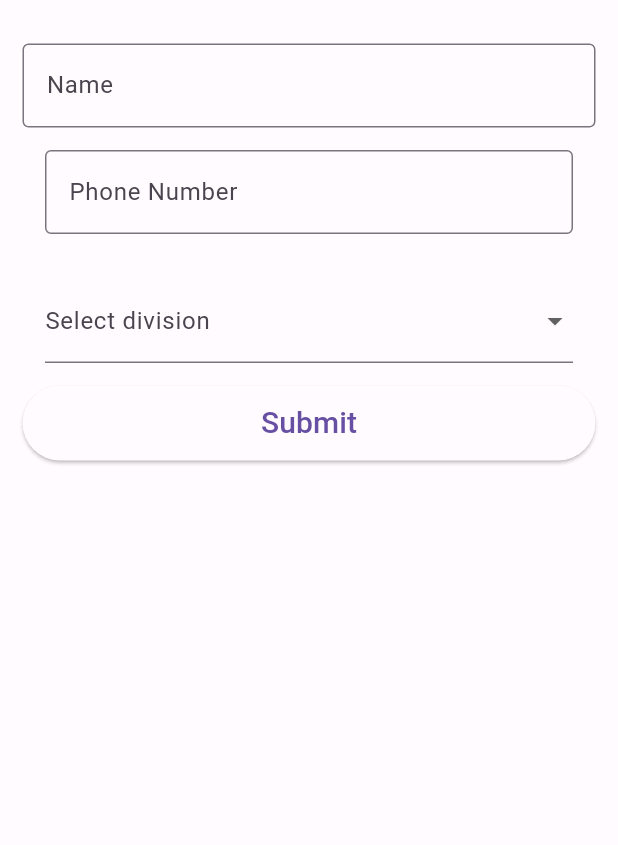
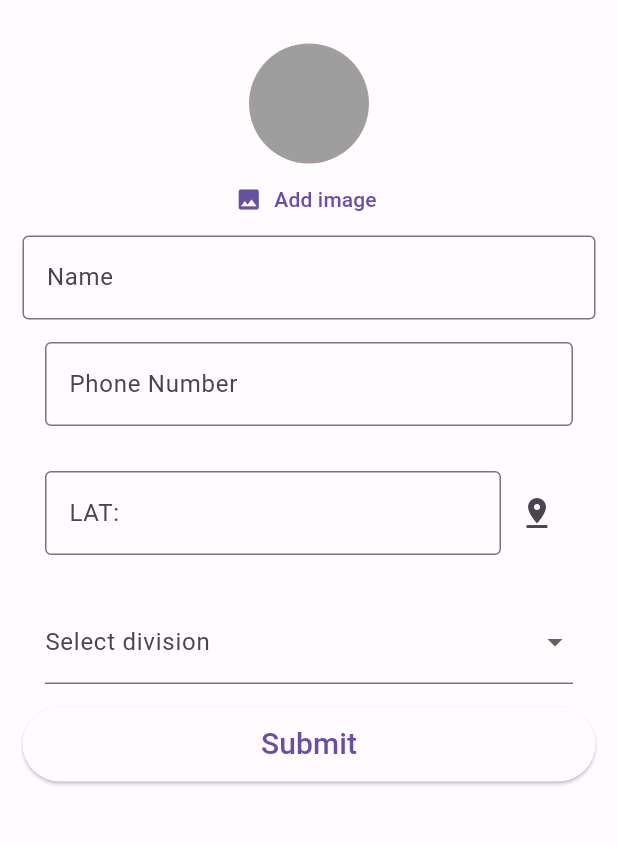
Before and after one commit to ArunKuleri/getx, a Flutter app: the Adduser screen opened by its route, on a phone screen of 412 x 824 dp, the part 63-908 px from its top. Run offline on Flutter 3.47's test engine with Material 2 defaults, Android fonts, the phone set to English and light mode, and no system bars; our stand-ins replace cloud_firestore, country_picker, firebase_auth, firebase_core, geocoding, geolocator and 4 more; accounts and stored records are empty.

Commit message:
bug fixed

```diff
--- a/lib/main.dart
+++ b/lib/main.dart
@@ -43,7 +43,7 @@ class MyApp extends StatelessWidget {
       getPages: [
         GetPage(name: '/', page: () => LoginPage()),
         GetPage(name: '/Dashboard', page: () => const Dashboard()),
-        GetPage(name: '/add', page: () => const Adduser()),
+        GetPage(name: '/add', page: () => Adduser()),
         GetPage(name: '/editStudent', page: () => const editStudent()),
         GetPage(name: '/update', page: () => const UpdateUser()),
       ],
--- a/lib/view/addStudent/add.dart
+++ b/lib/view/addStudent/add.dart
@@ -1,30 +1,35 @@
 import 'package:cloud_firestore/cloud_firestore.dart';
 import 'package:flutter/material.dart';
 import 'package:flutter_application_1/controller/todo_controller/add_user_controller/add_user_controler.dart';
+import 'package:flutter_application_1/widgets/image_picker.dart';
 import 'package:get/get.dart';
+import 'package:flutter_application_1/controller/Loction/place_location.dart';
 
-class Adduser extends StatefulWidget {
-  const Adduser({super.key});
-  @override
-  State<Adduser> createState() => _AddUserState();
-}
+class Adduser extends StatelessWidget {
+  Adduser({super.key});
+  final PlaceLocation placeLocation = Get.put(PlaceLocation());
 
-class _AddUserState extends State<Adduser> {
   final division = ['A', 'B', 'C', 'D', 'E'];
+  GlobalKey<FormState> formKey = GlobalKey<FormState>();
+
   String? selecteddivision;
+
   final CollectionReference student =
       FirebaseFirestore.instance.collection('student');
+
   TextEditingController studentName = TextEditingController();
+
   TextEditingController studentPhone = TextEditingController();
+
   final AddUserontroller addUserontroller = Get.put(AddUserontroller());
-  // void addStudent() {
-  //   final data = {
-  //     'name': studentName.text,
-  //     'phone number': studentPhone.text,
-  //     'division': selecteddivision
-  //   };
-  //   student.add(data);
-  // }
+  void addStudent() {
+    final data = {
+      'name': studentName.text,
+      'phone number': studentPhone.text,
+      'division': selecteddivision
+    };
+    student.add(data);
+  }
 
   @override
   Widget build(BuildContext context) {
@@ -32,10 +37,14 @@ class _AddUserState extends State<Adduser> {
       appBar: AppBar(
         title: const Text("Add Users"),
       ),
-      body: Padding(
+      body: SingleChildScrollView(
+        child: Padding(
           padding: const EdgeInsets.all(15.0),
+          child: Form(
+            key: formKey,
             child: Column(
               children: [
+                UserImagePicker(),
                 TextField(
                   controller: studentName,
                   decoration: const InputDecoration(
@@ -47,8 +56,32 @@ class _AddUserState extends State<Adduser> {
                     controller: studentPhone,
                     keyboardType: TextInputType.number,
                     decoration: const InputDecoration(
-                    border: OutlineInputBorder(), label: Text("Phone Number")),
+                        border: OutlineInputBorder(),
+                        label: Text("Phone Number")),
                   ),
+                ),
+                Padding(
+                  padding: const EdgeInsets.all(15.0),
+                  child: Row(children: [
+                    Expanded(
+                      child: TextField(
+                        controller: placeLocation.studentPhone,
+                        keyboardType: TextInputType.number,
+                        decoration: InputDecoration(
+                          border: OutlineInputBorder(),
+                          label: Text(
+                            "LAT: ${placeLocation.currentPosition?.latitude ?? ""}",
+                            semanticsLabel:
+                                "LNG:${placeLocation.currentPosition?.longitude ?? ""}",
+                          ),
+                        ),
+                      ),
+                    ),
+                    IconButton(
+                      onPressed: () => placeLocation.getCurrentPosition(),
+                      icon: const Icon(Icons.pin_drop),
+                    )
+                  ]),
                 ),
                 Padding(
                   padding: const EdgeInsets.all(15.0),
@@ -67,8 +100,8 @@ class _AddUserState extends State<Adduser> {
                 ),
                 ElevatedButton(
                   onPressed: () {
-                addUserontroller.addStudent(
-                    studentName, studentPhone, division);
+                    addStudent();
+                    formKey.currentState!.reset();
 
                     Get.back();
                   },
@@ -83,6 +116,8 @@ class _AddUserState extends State<Adduser> {
               ],
             ),
           ),
+        ),
+      ),
     );
   }
 }
--- a/lib/view/addStudent/addstudent.dart
+++ b/lib/view/addStudent/addstudent.dart
@@ -27,7 +27,7 @@ class _AddStudentState extends State<AddStudent> {
           Navigator.push(
               context,
               MaterialPageRoute(
-                builder: (context) => const Adduser(),
+                builder: (context) => Adduser(),
               ));
         },
         child: const Icon(
--- a/lib/view/update/update.dart
+++ b/lib/view/update/update.dart
@@ -1,5 +1,7 @@
 import 'package:cloud_firestore/cloud_firestore.dart';
 import 'package:flutter/material.dart';
+import 'package:flutter_application_1/view/addStudent/edit_student.dart';
+import 'package:get/get.dart';
 
 class UpdateUser extends StatefulWidget {
   const UpdateUser({super.key});
@@ -43,7 +45,6 @@ class _AddUserState extends State<UpdateUser> {
               child: TextField(
                 controller: studentPhone,
                 keyboardType: TextInputType.number,
-                maxLength: 10,
                 decoration: const InputDecoration(
                     border: OutlineInputBorder(), label: Text("Name")),
               ),
@@ -66,6 +67,7 @@ class _AddUserState extends State<UpdateUser> {
             ElevatedButton(
               onPressed: () {
                 addStudent();
+                Get.toNamed('/editStudent');
               },
               style: ButtonStyle(
                   minimumSize: MaterialStateProperty.all(
--- a/lib/widgets/todo_action.dart
+++ b/lib/widgets/todo_action.dart
@@ -17,10 +17,6 @@ class TodoAction extends StatelessWidget {
           itemBuilder: (context, index) {
             final task = allTasks[index];
             return ListTile(
-              leading: Checkbox(
-                value: task.Completed,
-                onChanged: (_) => todoController.toggleTask(task),
-              ),
               title: Text(task.todoTitle),
               trailing: IconButton(
                 onPressed: () => todoController.deleteTask(task),
```
Also changed, not shown: lib/view/addStudent/edit_student.dart (+16 -14 lines), 1 other file. Lines whose indentation alone changed are shown as unchanged.
